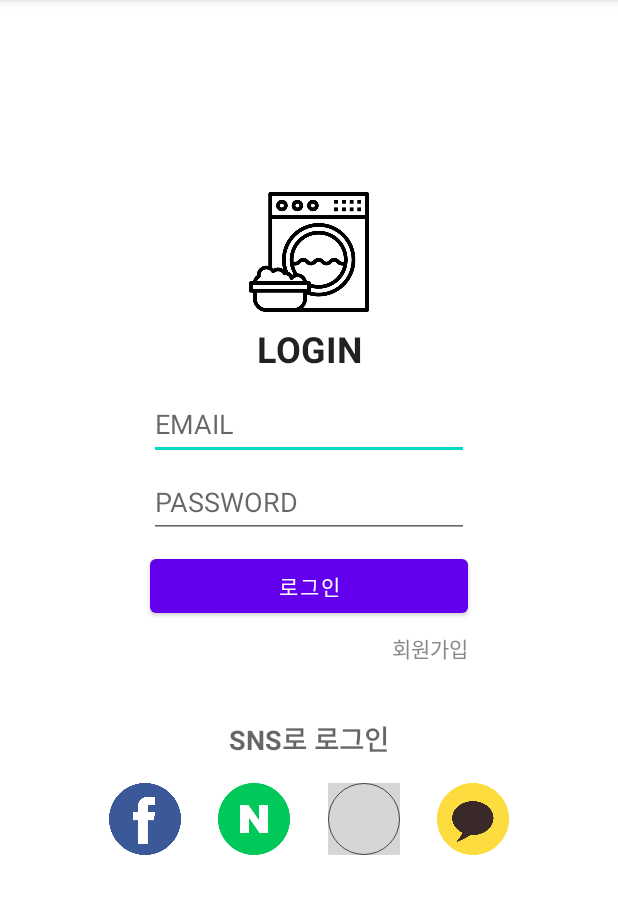
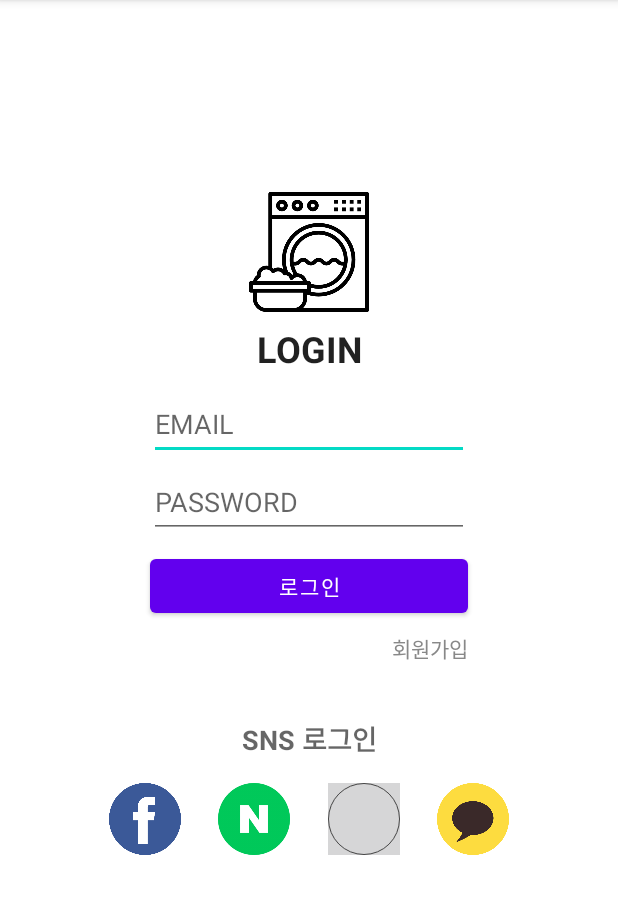
Before and after one commit to KPUCE2021SP/HaneulBori, an Android app: the LoginActivity screen opened directly, with no data from a screen before it, on a phone screen of 412 x 824 dp, the part 84-998 px from its top. Run offline under Robolectric (Android 15) with nearby library versions, the phone set to English and light mode, and no system bars.

Commit message:
activity_login push test

```diff
--- a/android-project/app/src/main/res/layout/activity_login.xml
+++ b/android-project/app/src/main/res/layout/activity_login.xml
@@ -84,7 +84,7 @@
         android:layout_width="wrap_content"
         android:layout_height="wrap_content"
         android:layout_marginTop="64dp"
-        android:text="SNS로 로그인"
+        android:text="SNS 로그인"
         android:textAppearance="@style/TextAppearance.AppCompat.Medium"
         android:textStyle="bold"
         app:layout_constraintEnd_toEndOf="parent"
```
